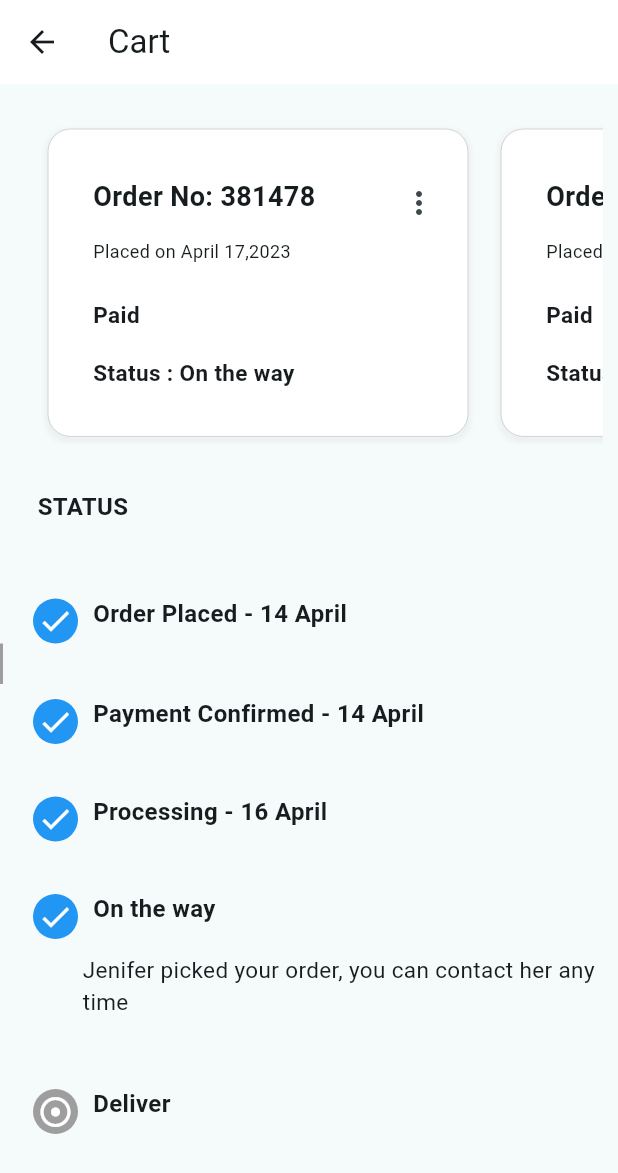
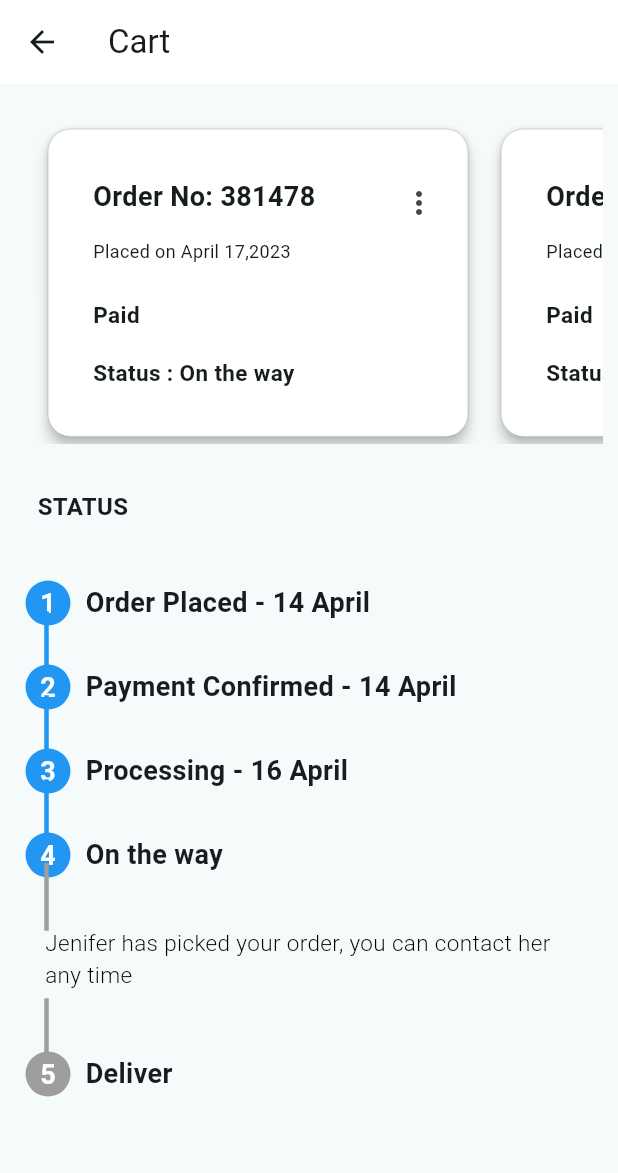
Before and after one commit to sujitha826/flutter-interim, a Flutter app: the screen it shows after launch, on a phone screen of 412 x 824 dp. Shown: the top 1173 px of the screen. Run offline on Flutter 3.47's test engine with Material 2 defaults, Android fonts, the phone set to English and light mode, and no system bars; our stand-ins replace bloc, flutter_bloc.

Commit message:
animation to order progress

```diff
--- a/lib/appConstants/constants.dart
+++ b/lib/appConstants/constants.dart
@@ -16,9 +16,12 @@ class AppConstants {
   static String processing = "Processing - 16 April";
   static String onTheWay = "On the way";
   static String pickUpStatus =
-      "Jenifer picked your order, you can contact her any time";
+      "Jenifer has picked your order, you can contact her any time";
   static String deliver = "Deliver";
   static String status = "Status";
-  static String msg = "No Data Available to Show now!!";
+  static String msg =
+      "Order tracking details are not available now!!, Please try after some time.";
+  static String detailsNotAvailable =
+      'Oops!! The details for the selected item are not available now.';
   static String statusHeading = 'STATUS';
 }
--- a/lib/bloc/item_details_bloc.dart
+++ b/lib/bloc/item_details_bloc.dart
@@ -7,10 +7,21 @@ part 'item_details_state.dart';
 
 class ItemDetailsBloc extends Bloc<ItemDetailsEvent, ItemDetailsState> {
   ItemDetailsBloc() : super(ItemDetailsInitial()) {
-    on<ItemDetailsEvent>((event, emit) {});
-    on<GetItemDetailsEvent>((event, emit) {
-      emit(ItemDetailsFinal(itemDetails: getAllDetails(event.itemId)));
+    on<ItemDetailsEvent>((event, emit) {
+      if (event is GetItemDetailsEvent) {
+        emit(ItemDetailsFinal(itemDetails: getAllDetails(event.itemId)));
+      } else if (event is TrackingSuccessEvent) {
+        emit(TrackingSuccessState(success: 'Success'));
+      } else {
+        emit(ItemDetailsInitial());
+      }
     });
+    // on<GetItemDetailsEvent>((event, emit) {
+    //   emit(ItemDetailsFinal(itemDetails: getAllDetails(event.itemId)));
+    // });
+    // on<TrackingSuccessEvent>((event, emit) {
+    //   emit(TrackingSuccess(success: 'Success'));
+    // });
   }
 
   Map<String, String> getAllDetails(int id) {
--- a/lib/bloc/item_details_event.dart
+++ b/lib/bloc/item_details_event.dart
@@ -7,3 +7,7 @@ final class GetItemDetailsEvent extends ItemDetailsEvent {
   final int itemId;
   GetItemDetailsEvent({required this.itemId});
 }
+
+final class TrackingSuccessEvent extends ItemDetailsEvent {
+  TrackingSuccessEvent();
+}
--- a/lib/bloc/item_details_state.dart
+++ b/lib/bloc/item_details_state.dart
@@ -1,7 +1,7 @@
 part of 'item_details_bloc.dart';
 
 @immutable
-sealed class ItemDetailsState {}
+abstract class ItemDetailsState {}
 
 final class ItemDetailsInitial extends ItemDetailsState {}
 
@@ -9,3 +9,10 @@ final class ItemDetailsFinal extends ItemDetailsState {
   final Map<String, String> itemDetails;
   ItemDetailsFinal({required this.itemDetails});
 }
+
+
+// seperate this logic to another bloc for better state handling(aim here done is only for understanding the approach)
+class TrackingSuccessState extends ItemDetailsState {
+  final String success;
+  TrackingSuccessState({required this.success});
+}
--- a/lib/screens/cart_screen.dart
+++ b/lib/screens/cart_screen.dart
@@ -6,6 +6,7 @@ import 'package:flutter_interim_task/screens/item_screen.dart';
 import 'package:flutter_interim_task/widgets/card_widget.dart';
 import 'package:flutter_interim_task/widgets/status_widget.dart';
 import 'package:flutter_interim_task/bloc/item_details_bloc.dart';
+import 'package:flutter_interim_task/widgets/step_line_widget.dart';
 
 class CartScreen extends StatefulWidget {
   const CartScreen({super.key});
@@ -15,10 +16,10 @@ class CartScreen extends StatefulWidget {
 }
 
 class _CartScreenState extends State<CartScreen> {
-  final ValueNotifier<int> orderProgress = ValueNotifier<int>(0);
-  // Function to update order progress
-  void updateOrderProgress(int step) {
-    orderProgress.value = step;
+  @override
+  void initState() {
+    BlocProvider.of<ItemDetailsBloc>(context).add(TrackingSuccessEvent());
+    super.initState();
   }
 
   @override
@@ -122,47 +123,78 @@ class _CartScreenState extends State<CartScreen> {
             const SizedBox(
               height: 20,
             ),
-            StatusWidget(statusUpdate: AppConstants.orderPlaced),
-            Container(
-              decoration: BoxDecoration(
-                  border: Border.all(width: 1, color: Colors.grey)),
-              child: const SizedBox(
-                height: 25,
-              ),
-            ),
-            StatusWidget(statusUpdate: AppConstants.payment),
-            const SizedBox(
-              height: 25,
-            ),
-            StatusWidget(statusUpdate: AppConstants.processing),
-            const SizedBox(
-              height: 25,
-            ),
-            StatusWidget(statusUpdate: AppConstants.onTheWay),
+            BlocBuilder<ItemDetailsBloc, ItemDetailsState>(
+              builder: (context, state) {
+                if (state is TrackingSuccessState ||
+                    state is ItemDetailsFinal) {
+                  return Column(
+                    mainAxisAlignment: MainAxisAlignment.start,
+                    crossAxisAlignment: CrossAxisAlignment.start,
+                    children: [
+                      StatusWidget(
+                          statusUpdate: AppConstants.orderPlaced, step: 1),
+                      // const SizedBox(
+                      //   height: 30,
+                      // ),
+                      // stepVerticalLine(1),
+                      const StepVerticalLine(step: 1),
+                      StatusWidget(statusUpdate: AppConstants.payment, step: 2),
+                      // stepVerticalLine(1),
+                      const StepVerticalLine(step: 2),
+                      StatusWidget(
+                          statusUpdate: AppConstants.processing, step: 3),
+                      // stepVerticalLine(1),
+                      const StepVerticalLine(step: 3),
+                      StatusWidget(
+                          statusUpdate: AppConstants.onTheWay, step: 4),
+                      const StepVerticalLine(step: 4),
                       SizedBox(
-              height: 90,
+                        height: 60,
                         child: Padding(
                           padding: const EdgeInsets.only(
-                  left: 55,
-                  top: 10,
+                            left: 30,
+                            top: 5,
                             bottom: 10,
-                  right: 10,
+                            right: 20,
                           ),
                           child: Text(
                             AppConstants.pickUpStatus,
                             style: const TextStyle(
                               fontSize: 15,
+                              color: Colors.black,
+                              fontWeight: FontWeight.w300,
+                              // fontFamily:
                             ),
                           ),
                         ),
                       ),
-            StatusWidget(statusUpdate: AppConstants.deliver),
+                      const StepVerticalLine(step: 4),
+                      StatusWidget(statusUpdate: AppConstants.deliver, step: 5),
+                    ],
+                  );
+                } else {
+                  return Padding(
+                    padding: const EdgeInsets.all(15),
+                    child: Center(
+                      child: Text(
+                        AppConstants.msg,
+                        style: const TextStyle(
+                          color: Colors.red,
+                          fontSize: 15,
+                        ),
+                      ),
+                    ),
+                  );
+                }
+              },
+            )
           ],
         ),
       ),
     );
   }
 }
+
 
 // Route _createRoute() {
 //   return PageRouteBuilder(
--- a/lib/screens/item_screen.dart
+++ b/lib/screens/item_screen.dart
@@ -138,9 +138,12 @@ class _ItemScreenState extends State<ItemScreen>
                 ), //Column
               );
             } else {
-              return const Center(
-                  child: Text(
-                      'Oops!! The details for the selected item are not available now.'));
+              return Center(
+                child: Text(
+                  AppConstants.detailsNotAvailable,
+                  style: const TextStyle(color: Colors.red, fontSize: 15),
+                ),
+              );
             }
           },
         ),
--- a/lib/widgets/card_widget.dart
+++ b/lib/widgets/card_widget.dart
@@ -6,7 +6,10 @@ class CardWidget extends StatelessWidget {
 
   @override
   Widget build(BuildContext context) {
-    return Container(
+    return Material(
+      elevation: 4,
+      borderRadius: BorderRadius.circular(15),
+      child: Container(
         width: 280,
         decoration: BoxDecoration(
           borderRadius: BorderRadius.circular(15),
@@ -25,7 +28,6 @@ class CardWidget extends StatelessWidget {
           padding: const EdgeInsets.only(left: 30),
           child: Column(
             crossAxisAlignment: CrossAxisAlignment.start,
-          // mainAxisAlignment: MainAxisAlignment.start,
             children: [
               Row(
                 children: [
@@ -49,11 +51,6 @@ class CardWidget extends StatelessWidget {
                   )
                 ],
               ),
-            // CardDisplay(
-            //   text: AppConstants.placedDate,
-            //   size: 12,
-            //   weight: FontWeight.normal,
-            // ),
               Padding(
                 padding: const EdgeInsets.only(
                   top: 0,
@@ -78,6 +75,7 @@ class CardWidget extends StatelessWidget {
                 weight: FontWeight.bold,
               ),
             ],
+          ),
         ),
       ),
     );
--- a/lib/widgets/status_widget.dart
+++ b/lib/widgets/status_widget.dart
@@ -1,29 +1,97 @@
 import 'package:flutter/material.dart';
-import 'package:flutter_interim_task/appConstants/constants.dart';
+// import 'package:flutter_interim_task/appConstants/constants.dart';
 
-class StatusWidget extends StatelessWidget {
-  const StatusWidget({super.key, required this.statusUpdate});
+class StatusWidget extends StatefulWidget {
+  const StatusWidget(
+      {super.key, required this.statusUpdate, required this.step});
 
   final String statusUpdate;
+  final int step;
+
+  @override
+  State<StatusWidget> createState() => _StatusWidgetState();
+}
+
+class _StatusWidgetState extends State<StatusWidget>
+    with TickerProviderStateMixin {
+  late AnimationController _controller;
+  bool isVisible = true;
+
+  final List<int> stepNumbers = [1, 2, 3, 4, 5];
+  final List<Color> stepColors = [
+    Colors.blue,
+    Colors.blue,
+    Colors.blue,
+    Colors.blue,
+    Colors.grey,
+  ];
+
+  @override
+  void initState() {
+    super.initState();
+    _controller =
+        AnimationController(duration: const Duration(seconds: 5), vsync: this);
+    _controller.forward();
+  }
+
+  @override
+  void dispose() {
+    _controller.dispose();
+    super.dispose();
+  }
 
   @override
   Widget build(BuildContext context) {
-    IconData icon = Icons.done;
-    Color colorOfIcon = Colors.blue;
-    if (statusUpdate == AppConstants.deliver) {
-      icon = Icons.adjust;
-      colorOfIcon = Colors.grey;
-    }
+    // IconData icon = Icons.done;
+    // Color colorOfIcon = Colors.blue;
+    // if (widget.statusUpdate == AppConstants.deliver) {
+      // icon = Icons.adjust;
+      // colorOfIcon = Colors.grey;
+    // }
     return Visibility(
-      visible: true,
+      visible: isVisible,
       child: Row(
+        crossAxisAlignment: CrossAxisAlignment.center,
         children: [
-          statusTickIcon(icon, colorOfIcon),
+          // statusTickIcon(icon, colorOfIcon),
+          statusNumberIcon(widget.step),
+          const SizedBox(
+            width: 5,
+          ),
           Text(
-            statusUpdate,
-            style: const TextStyle(fontSize: 16, fontWeight: FontWeight.bold),
+            widget.statusUpdate,
+            style: const TextStyle(fontSize: 18, fontWeight: FontWeight.bold),
           ),
         ],
+      ),
+    );
+  }
+
+  Widget statusNumberIcon(int step) {
+    final Color col = stepColors[step - 1];
+
+    return Padding(
+      padding: const EdgeInsets.only(left: 22, top: 0, right: 10),
+      child: AnimatedBuilder(
+        animation: _controller,
+        builder: (context, child) {
+          final interval = 1.0 / stepNumbers.length;
+          final animationValue =
+              (step - 1) * interval + _controller.value * interval;
+          final double scale = Tween<double>(begin: 0, end: 1.5)
+              .animate(
+                CurvedAnimation(
+                  parent: _controller,
+                  curve: Interval(animationValue, (step * interval)),
+                ),
+              )
+              .value;
+          return Transform.scale(
+            scale: scale,
+            child: child,
+          );
+        },
+        child: buildStepCircle(step, col),
       ),
     );
   }
@@ -46,3 +114,28 @@ Widget statusTickIcon(IconData img, Color col) {
     ),
   );
 }
+
+Widget buildStepCircle(int step, Color col) {
+  return Container(
+    height: 20,
+    width: 20,
+    decoration: BoxDecoration(
+      color: col,
+      borderRadius: BorderRadius.circular(15),
+    ),
+    child: buildStepText(step),
+  );
+}
+
+Widget buildStepText(int step) {
+  return Center(
+    child: Text(
+      step.toString(),
+      style: const TextStyle(
+        color: Colors.white,
+        fontWeight: FontWeight.bold,
+        fontSize: 12,
+      ),
+    ),
+  );
+}
--- /dev/null
+++ b/lib/widgets/step_line_widget.dart
@@ -0,0 +1,78 @@
+import 'package:flutter/material.dart';
+
+class StepVerticalLine extends StatefulWidget {
+  const StepVerticalLine({super.key, required this.step});
+
+  final int step;
+
+  @override
+  State<StepVerticalLine> createState() => _StepVerticalLineState();
+}
+
+class _StepVerticalLineState extends State<StepVerticalLine>
+    with TickerProviderStateMixin {
+  late AnimationController _animationController;
+  final List<int> stepNumbers = [1, 2, 3, 4];
+  final List<Color> stepColors = [
+    Colors.blue,
+    Colors.blue,
+    Colors.blue,
+    Colors.grey,
+  ];
+
+  @override
+  void initState() {
+    super.initState();
+    _animationController =
+        AnimationController(duration: const Duration(seconds: 5), vsync: this);
+    _animationController.forward();
+  }
+
+  @override
+  void dispose() {
+    _animationController.dispose();
+    super.dispose();
+  }
+
+  @override
+  Widget build(BuildContext context) {
+    return Column(
+      children: [stepVerticalLine(widget.step)],
+    );
+  }
+
+  Widget stepVerticalLine(int step) {
+    final Color col = stepColors[step - 1];
+    return Padding(
+      padding: const EdgeInsets.only(left: 30),
+      child: AnimatedBuilder(
+        animation: _animationController,
+        child: SizedBox(
+          height: 30,
+          child: VerticalDivider(
+            color: col,
+            thickness: 2,
+            width: 2,
+          ),
+        ),
+        builder: (context, child) {
+          final interval = 1.0 / stepNumbers.length;
+          final animationValue =
+              (step - 1) * interval + _animationController.value * interval;
+          final double scale = Tween<double>(begin: 0, end: 1.5)
+              .animate(
+                CurvedAnimation(
+                  parent: _animationController,
+                  curve: Interval(animationValue, (step * interval)),
+                ),
+              )
+              .value;
+          return Transform.scale(
+            scale: scale,
+            child: child,
+          );
+        },
+      ),
+    );
+  }
+}
```
Lines whose indentation alone changed are shown as unchanged.
